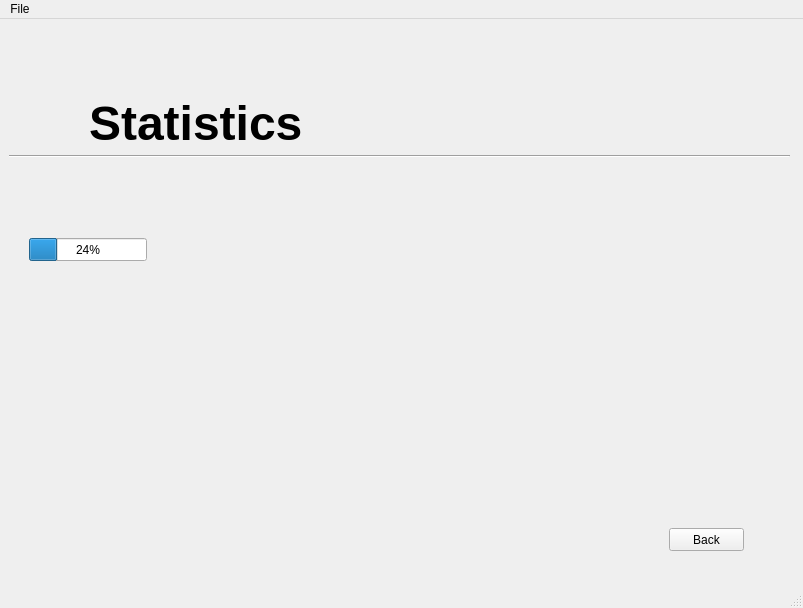
First picture: the form in mainWindow.ui, repository recheej/Python-Workout-Project, before the edit.
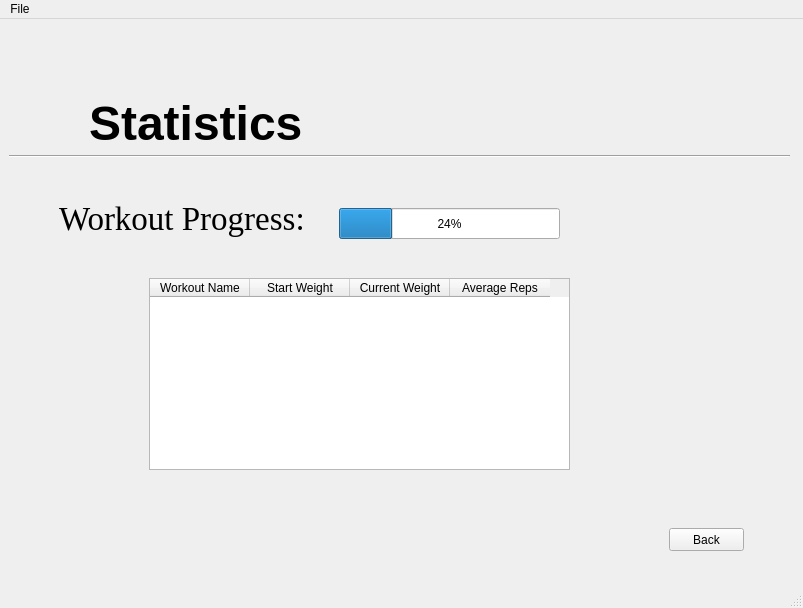
Second picture: the form after the edit. The open tabs and pages were chosen to show the change. Icons and pictures are not drawn.

```diff
--- a/mainWindow.ui
+++ b/mainWindow.ui
@@ -1276,10 +1276,10 @@
        <widget class="QProgressBar" name="progressBar">
         <property name="geometry">
          <rect>
-          <x>20</x>
-          <y>210</y>
-          <width>118</width>
-          <height>23</height>
+          <x>330</x>
+          <y>180</y>
+          <width>221</width>
+          <height>31</height>
          </rect>
         </property>
         <property name="value">
@@ -1299,6 +1299,55 @@
          <string>Back</string>
         </property>
        </widget>
+       <widget class="QLabel" name="label_28">
+        <property name="geometry">
+         <rect>
+          <x>50</x>
+          <y>160</y>
+          <width>251</width>
+          <height>61</height>
+         </rect>
+        </property>
+        <property name="font">
+         <font>
+          <family>Times New Roman</family>
+          <pointsize>25</pointsize>
+         </font>
+        </property>
+        <property name="text">
+         <string>Workout Progress:</string>
+        </property>
+       </widget>
+       <widget class="QTableWidget" name="tableWidget">
+        <property name="geometry">
+         <rect>
+          <x>140</x>
+          <y>250</y>
+          <width>421</width>
+          <height>192</height>
+         </rect>
+        </property>
+        <column>
+         <property name="text">
+          <string>Workout Name</string>
+         </property>
+        </column>
+        <column>
+         <property name="text">
+          <string>Start Weight</string>
+         </property>
+        </column>
+        <column>
+         <property name="text">
+          <string>Current Weight</string>
+         </property>
+        </column>
+        <column>
+         <property name="text">
+          <string>Average Reps</string>
+         </property>
+        </column>
+       </widget>
       </widget>
      </widget>
     </item>
```
Left out of the diff: 62 changed lines with no effect on the pictures.
